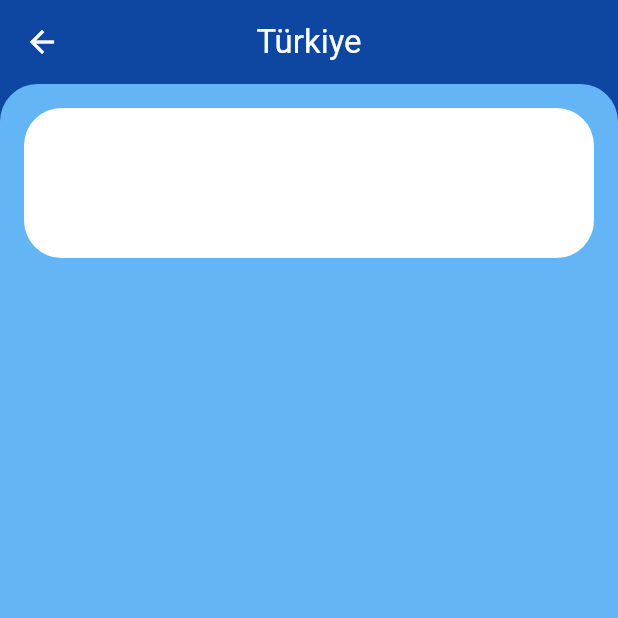
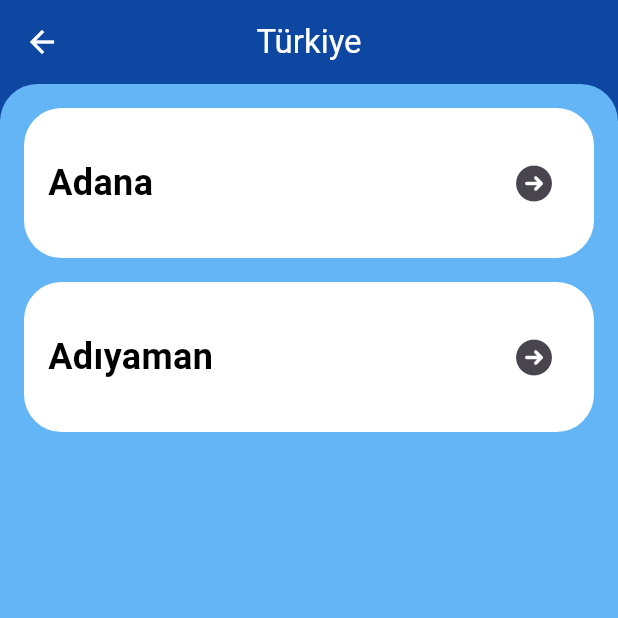
Before and after one commit to Berk2259/GezginRehberi, a Flutter app: the screen it shows after launch, after a tap on an icon or button, on a phone screen of 412 x 824 dp, the top half of it. Run offline on Flutter 3.47's test engine with Material 3 defaults, Android fonts, the phone set to English and light mode, and no system bars; our stand-ins replace curved_navigation_bar, font_awesome_flutter.

Commit message:
detay sınıfı düzeltmler yapıldı

```diff
--- a/lib/Data/histroical_data.dart
+++ b/lib/Data/histroical_data.dart
@@ -2,7 +2,7 @@ import 'package:gezgin_rehberi/Model/historical_detail_model.dart';
 
 class HistroicalData {
   static List<HistoricalDetailModel> historical = [
-    HistoricalDetailModel(title: 'Türkiye'),
-    HistoricalDetailModel(title: 'Fransa'),
+    HistoricalDetailModel(title: 'Türkiye', il: ['Adana', 'Adıyaman']),
+    HistoricalDetailModel(title: 'Fransa', il: ['Paris', 'Lille']),
   ];
 }
--- a/lib/Detail/historical_screen_detail.dart
+++ b/lib/Detail/historical_screen_detail.dart
@@ -1,4 +1,5 @@
 import 'package:flutter/material.dart';
+import 'package:font_awesome_flutter/font_awesome_flutter.dart';
 import 'package:gezgin_rehberi/Model/historical_detail_model.dart';
 
 class HistoricalScreenDetail extends StatelessWidget {
@@ -25,9 +26,15 @@ class HistoricalScreenDetail extends StatelessWidget {
           color: Colors.blue.shade300,
         ),
         child: Column(
-          children: [
-            Padding(
-              padding: const EdgeInsets.all(16.0),
+          children:
+              ozellik.il != null
+                  ? ozellik.il!.map((sehir) {
+                    return Padding(
+                      padding: const EdgeInsets.only(
+                        top: 16.0,
+                        left: 16.0,
+                        right: 16.0,
+                      ),
                       child: Container(
                         width: double.infinity,
                         height: 100,
@@ -35,11 +42,35 @@ class HistoricalScreenDetail extends StatelessWidget {
                           borderRadius: BorderRadius.circular(25),
                           color: Colors.white,
                         ),
+                        child: Row(
+                          children: [
+                            Padding(
+                              padding: const EdgeInsets.only(left: 16.0),
+                              child: Text(
+                                sehir,
+                                style: TextStyle(
+                                  fontSize: 24,
+                                  fontWeight: FontWeight.bold,
+                                  color: Colors.black,
+                                ),
+                              ),
+                            ),
+                            Spacer(),
+                            Padding(
+                              padding: const EdgeInsets.only(right: 16.0),
+                              child: IconButton(
+                                onPressed: () {},
+                                icon: Icon(FontAwesomeIcons.circleArrowRight),
                               ),
                             ),
                           ],
                         ),
                       ),
                     );
+                  }).toList()
+                  : [],
+        ),
+      ),
+    );
   }
 }
--- a/lib/Model/historical_detail_model.dart
+++ b/lib/Model/historical_detail_model.dart
@@ -1,4 +1,5 @@
 class HistoricalDetailModel {
   final String title;
-  HistoricalDetailModel({required this.title});
+  final List<String>? il;
+  HistoricalDetailModel({required this.title, this.il});
 }
```
Lines whose indentation alone changed are shown as unchanged.
